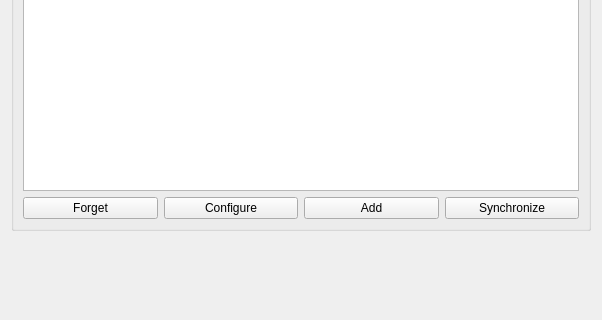
KDE/amarok, file src/configdialog/dialogs/MetadataConfig.ui: the form before one commit; both pictures show x 0 to 602 and y 222 to 542 of the 602 by 542 pixel window.
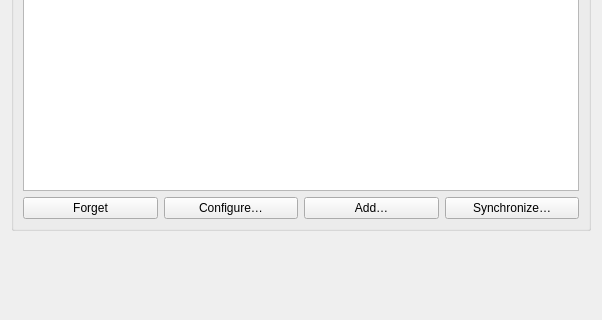
The form after the commit. Icons and pictures are not drawn. Custom widgets are drawn as their Qt base class.

Diff of the .ui file:
```diff
--- a/src/configdialog/dialogs/MetadataConfig.ui
+++ b/src/configdialog/dialogs/MetadataConfig.ui
@@ -132,21 +132,24 @@
         <item>
          <widget class="QPushButton" name="m_configureTargetButton">
           <property name="text">
-           <string>Configure</string>
+           <string>Configure…</string>
           </property>
          </widget>
         </item>
         <item>
          <widget class="QPushButton" name="m_addTargetButton">
           <property name="text">
-           <string>Add</string>
+           <string>Add…</string>
+          </property>
+          <property name="icon">
+           <iconset theme="folder-new"/>
           </property>
          </widget>
         </item>
         <item>
          <widget class="QPushButton" name="m_synchronizeButton">
           <property name="text">
-           <string>Synchronize</string>
+           <string>Synchronize…</string>
           </property>
          </widget>
         </item>
```
Left out of the diff: 3 changed lines with no effect on the pictures.
